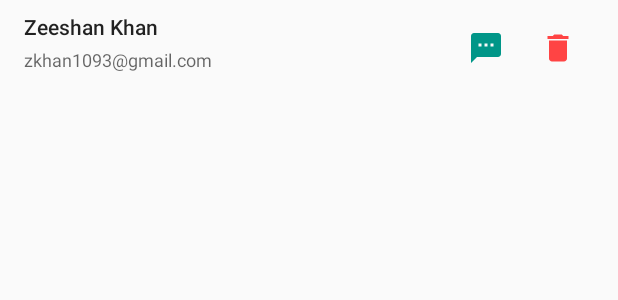
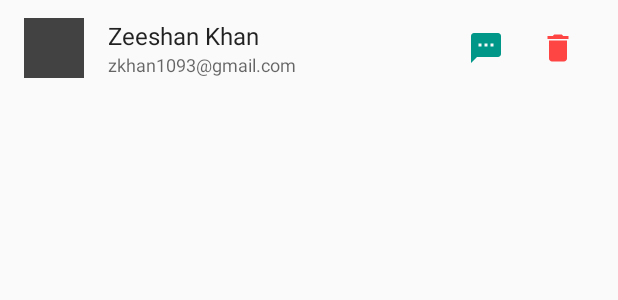
Before and after one commit to zVolt/familyfinance-android, an Android app: the layout listitem_member.xml on its own in the app's theme, with its tools: preview values and no code run, on a phone screen of 412 x 824 dp. Shown: the top 300 px of the screen. Run offline under Robolectric (Android 15) with nearby library versions, the phone set to English and light mode, and no system bars.

Commit message:
refacto: member item added avatar and glide library to load circular images

```diff
--- a/app/build.gradle
+++ b/app/build.gradle
@@ -56,6 +56,9 @@ dependencies {
     //EventBus
     compile 'org.greenrobot:eventbus:3.0.0'
 
+    //glide
+    compile 'com.github.bumptech.glide:glide:4.0.0-RC1'
+
     testCompile 'junit:junit:4.12'
 }
 greendao {
--- a/app/src/main/res/layout/listitem_member.xml
+++ b/app/src/main/res/layout/listitem_member.xml
@@ -7,17 +7,27 @@
               android:layout_marginEnd="16dp"
               android:layout_marginStart="16dp"
               android:layout_marginTop="8dp"
+              android:gravity="center"
               android:orientation="horizontal">
+
+    <ImageView
+        android:id="@+id/avatar"
+        android:layout_width="40dp"
+        android:layout_height="40dp"
+        tools:background="@color/cardview_dark_background"
+        />
+
 
     <LinearLayout
         android:layout_width="0dp"
         android:layout_height="wrap_content"
+        android:layout_marginStart="16dp"
         android:layout_weight="1"
         android:orientation="vertical">
 
         <TextView
             android:id="@+id/name"
-            style="@style/TextAppearance.AppCompat.Body2"
+            style="@style/TextAppearance.AppCompat.Subhead"
             android:layout_width="match_parent"
             android:layout_height="wrap_content"
             tools:text="Zeeshan Khan"/>
@@ -27,7 +37,6 @@
             style="@style/TextAppearance.AppCompat.Caption"
             android:layout_width="match_parent"
             android:layout_height="wrap_content"
-            android:layout_marginTop="4dp"
             tools:text="zkhan1093@gmail.com"/>
 
     </LinearLayout>
```
Also changed, not shown: app/src/main/java/io/github/zkhan93/familyfinance/viewholders/MemberVH.java (+9 -0 lines), app/src/main/res/drawable/circle.xml (added, +22 -0 lines).
